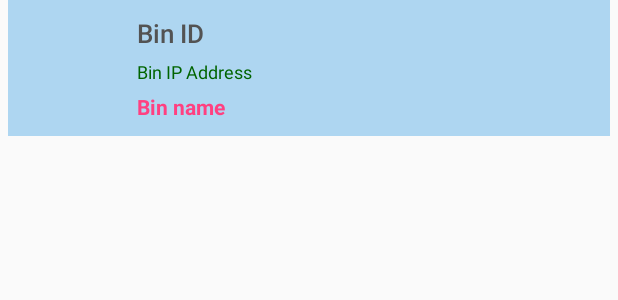
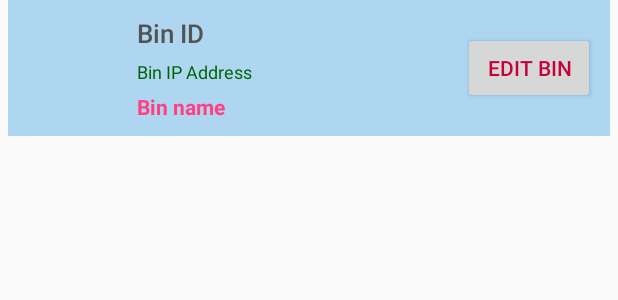
Before and after one commit to devonexus/project-payoy, an Android app: the layout bin_list_item.xml on its own in the app's theme, with its tools: preview values and no code run, on a phone screen of 412 x 824 dp. Shown: the top 300 px of the screen. Run offline under Robolectric (Android 15) with nearby library versions, the phone set to English and light mode, and no system bars; network calls fail.

```diff
--- a/app/src/main/AndroidManifest.xml
+++ b/app/src/main/AndroidManifest.xml
@@ -39,7 +39,8 @@
             android:label="@string/binlist_activity"
             android:launchMode="singleTask"></activity>
         <activity android:name=".Activities.HomeActivity"
-            android:label="  Basura Juan"></activity>
+            android:label="  Basura Juan"
+            android:launchMode="singleTask"></activity>
         <activity
             android:name=".Activities.NavigationDrawerActivity"
             android:launchMode="singleTask"
--- a/app/src/main/res/layout/bin_list_item.xml
+++ b/app/src/main/res/layout/bin_list_item.xml
@@ -85,7 +85,15 @@
             android:text="Bin name"
             android:textColor="@color/colorAccent"
             android:textStyle="bold" />
-
+        <Button
+            android:layout_width="wrap_content"
+            android:layout_height="wrap_content"
+            android:text="@string/edit_bin"
+            android:layout_centerInParent="true"
+            android:textColor="@color/colorMaroon"
+            android:layout_alignParentRight="true"
+            android:id="@+id/edit_bin"
+            ></Button>
     </RelativeLayout>
 
 </FrameLayout>
--- a/app/src/main/res/values/dimens.xml
+++ b/app/src/main/res/values/dimens.xml
@@ -6,7 +6,7 @@
     <dimen name="nav_header_height">160dp</dimen>
     <dimen name="fab_margin">0dp</dimen>
     <dimen tools:override="true" name="design_fab_image_size">56dp</dimen>
-
+    <dimen name="toolbar_padding">5dp</dimen>
     <!--This is for the bin list-->
     <dimen name="activity_padding_horizontal">16dp</dimen>
     <dimen name="padd_10">10dp</dimen>
--- a/app/src/main/res/values/strings.xml
+++ b/app/src/main/res/values/strings.xml
@@ -35,6 +35,8 @@
     <string name="binlist_activity">List of Bins</string>
     <string name="delete">DELETE</string>
     <string name="search_placeholder">Search bin name...</string>
+    <string name="err_select_image">Select a picture</string>
+    <string name="edit_bin">Edit bin</string>
     <string-array name="nav_item_activity_titles">
         <item>Account Settings</item>
         <item>List of Registered Bins</item>
```
Also changed, not shown: app/src/main/java/com/example/apaodevo/basura_juan/Activities/NavigationDrawerActivity.java (+12 -2 lines), app/src/main/java/com/example/apaodevo/basura_juan/Activities/RegisterUserActivity.java (+14 -2 lines), app/src/main/java/com/example/apaodevo/basura_juan/Activities/UserProfileActivity.java (+18 -2 lines), app/src/main/res/layout/activity_register_user.xml (+13 -0 lines), app/src/main/res/layout/activity_user_profile.xml (+9 -0 lines), app/src/main/res/layout/toolbar_item_panel.xml (+12 -0 lines), app/src/main/res/menu/navigation_drawer.xml (+8 -8 lines).
